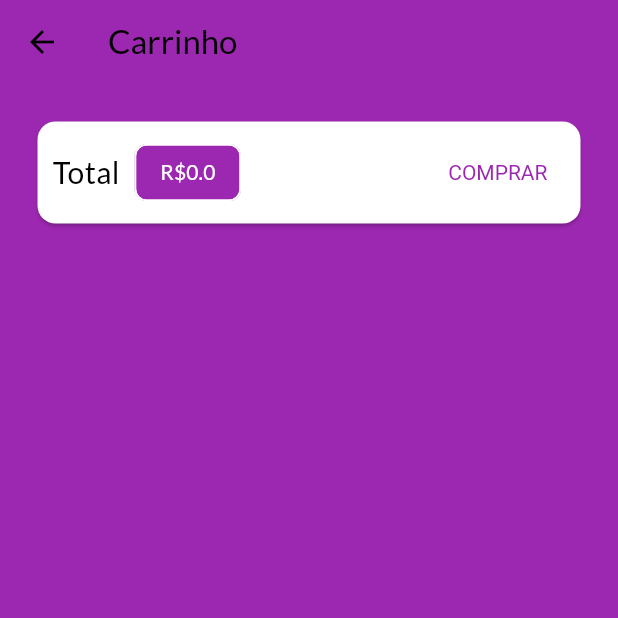
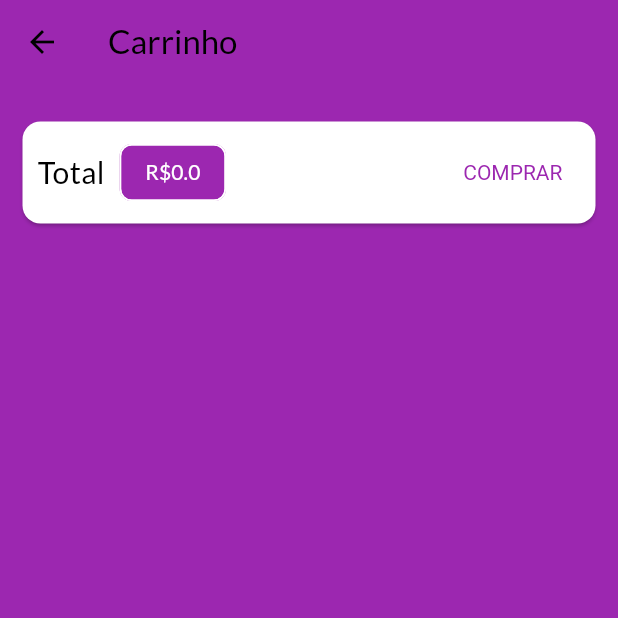
Before and after one commit to Fabdosantos/shop, a Flutter app: the CartPage screen opened by its route, on a phone screen of 412 x 824 dp, the top half of it. Run offline on Flutter 3.47's test engine with Material 3 defaults, Android fonts, the phone set to English and light mode, and no system bars; network calls fail.

```diff
--- a/lib/data/dummy_data.dart
+++ b/lib/data/dummy_data.dart
@@ -6,8 +6,7 @@ final dummyProducts = [
     name: 'Red Shirt',
     description: 'A red shirt - it is pretty red!',
     price: 29.99,
-    imageUrl:
-        'https://cdn.pixabay.com/photo/2016/10/02/22/17/red-t-shirt-1710578_1280.jpg',
+    imageUrl: '/assets/images/red-t-shirt-1710578_1280.jpg',
   ),
   Product(
     id: 'p2',
--- a/lib/models/cart.dart
+++ b/lib/models/cart.dart
@@ -17,7 +17,7 @@ class Cart with ChangeNotifier {
   double get totalAmount {
     double total = 0.0;
     _items.forEach((key, cartItem) {
-      total += cartItem.price * cartItem.quality;
+      total += cartItem.price * cartItem.quantity;
     });
     return total;
   }
@@ -30,7 +30,7 @@ class Cart with ChangeNotifier {
             id: existingItem.id,
             productId: existingItem.id,
             name: existingItem.name,
-            quality: existingItem.quality + 1,
+            quantity: existingItem.quantity + 1,
             price: existingItem.price),
       );
     } else {
@@ -40,7 +40,7 @@ class Cart with ChangeNotifier {
             id: Random().toString(),
             productId: product.id,
             name: product.name,
-            quality: 1,
+            quantity: 1,
             price: product.price),
       );
     }
--- a/lib/models/cart_item.dart
+++ b/lib/models/cart_item.dart
@@ -2,13 +2,13 @@ class CartItemModel {
   final String id;
   final String productId;
   final String name;
-  final int quality;
+  final int quantity;
   final double price;
 
   CartItemModel(
       {required this.id,
       required this.productId,
       required this.name,
-      required this.quality,
+      required this.quantity,
       required this.price});
 }
--- a/lib/pages/cart_page.dart
+++ b/lib/pages/cart_page.dart
@@ -1,5 +1,6 @@
 import 'package:flutter/material.dart';
 import 'package:provider/provider.dart';
+import 'package:shop/components/cart_item.dart';
 import 'package:shop/models/cart.dart';
 
 class CartPage extends StatelessWidget {
@@ -9,13 +10,15 @@ class CartPage extends StatelessWidget {
   Widget build(BuildContext context) {
     final Cart cart = Provider.of(context);
     final items = cart.items.values.toList();
+
     return Scaffold(
       appBar: AppBar(
         title: const Text("Carrinho"),
       ),
-      body: Column(children: [
+      body: Column(
+        children: [
           Card(
-          margin: const EdgeInsets.all(25),
+            margin: const EdgeInsets.symmetric(horizontal: 15, vertical: 25),
             color: Colors.white,
             child: Padding(
               padding: const EdgeInsets.all(10),
@@ -58,10 +61,11 @@ class CartPage extends StatelessWidget {
           Expanded(
             child: ListView.builder(
               itemCount: items.length,
-            itemBuilder: (ctx, i) => Text(items[i].name),
+              itemBuilder: (ctx, i) => CartItem(items[i]),
             ),
           ),
-      ]),
+        ],
+      ),
     );
   }
 }
```
Also changed, not shown: lib/components/cart_item.dart (+53 -3 lines), assets/images/red-t-shirt-1710578_1280.jpg (added). Lines whose indentation alone changed are shown as unchanged.
